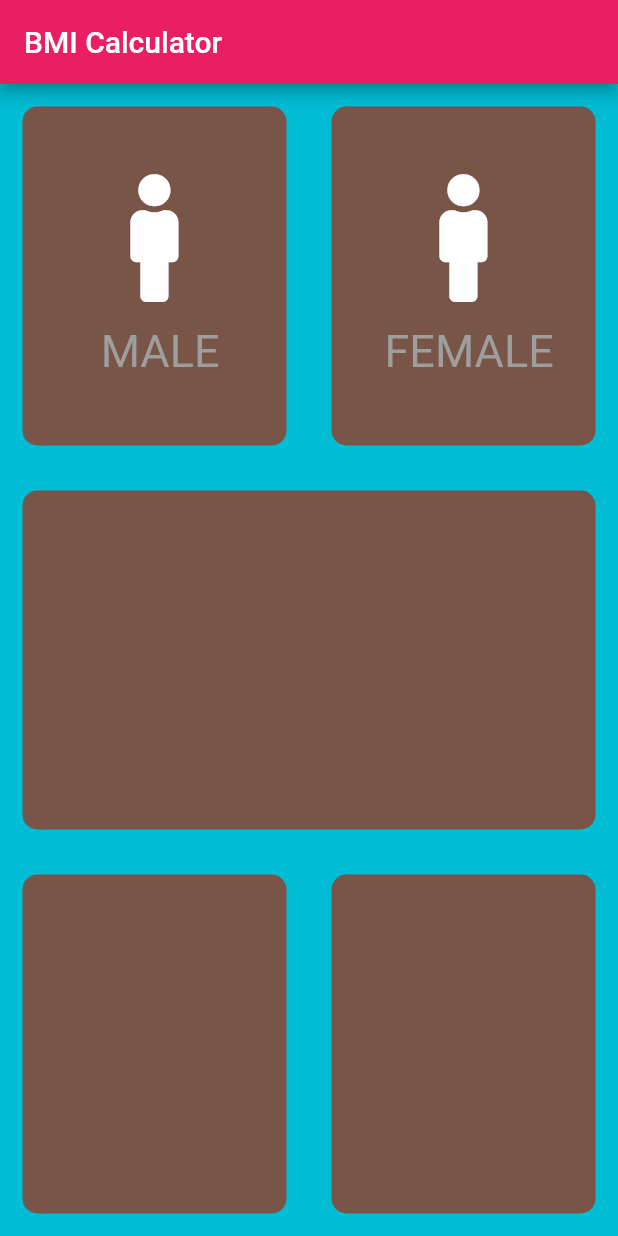
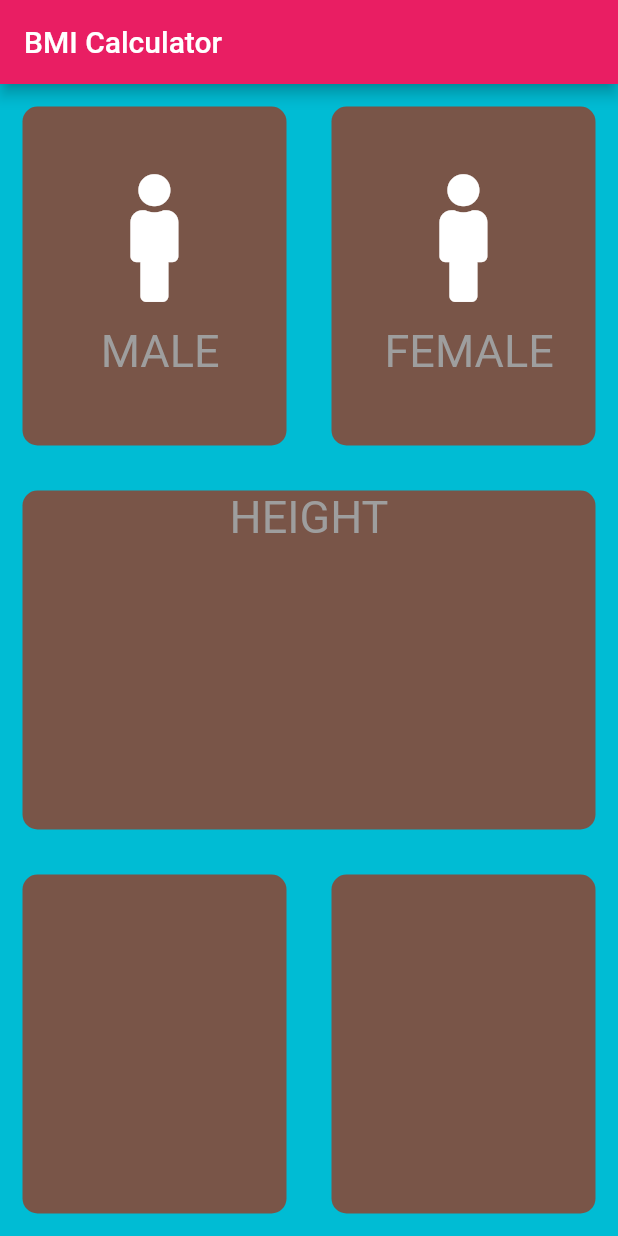
Before and after one commit to MuhammadAlikhichi/bmi_calculator, a Flutter app: the screen it shows after launch, on a phone screen of 412 x 824 dp. Run offline on Flutter 3.47's test engine with Material 2 defaults, Android fonts, the phone set to English and light mode, and no system bars; our stand-ins replace font_awesome_flutter.

Commit message:
create separate for constants || Lecture

```diff
--- a/lib/Repeattexticon.dart
+++ b/lib/Repeattexticon.dart
@@ -1,4 +1,6 @@
+import 'package:bmi_calculator/constentfile.dart';
 import 'package:flutter/material.dart';
+import 'constentfile.dart';
 class Repeartexticoncode extends StatelessWidget {
   Repeartexticoncode({@required this.iconData,this.Label});
   final IconData iconData;
@@ -16,10 +18,7 @@ class Repeartexticoncode extends StatelessWidget {
         ),
         SizedBox(height: 15.0),
         Text(Label,
-          style: TextStyle(
-            fontSize: 30.0,
-            color: Colors.grey,
-          ),
+          style: kLabelstyle,
         )
       ],
     );
--- /dev/null
+++ b/lib/constentfile.dart
@@ -0,0 +1,7 @@
+import 'package:flutter/material.dart';
+const activeColor = Colors.grey;
+const deActiveColor = Colors.brown;
+const kLabelstyle=TextStyle(
+fontSize: 30.0,
+color: Colors.grey,
+);
--- a/lib/inputpage.dart
+++ b/lib/inputpage.dart
@@ -3,8 +3,7 @@ import 'package:flutter/material.dart';
 import 'package:font_awesome_flutter/font_awesome_flutter.dart';
 import 'RepeatContainer.dart';
 import 'Repeattexticon.dart';
-const activeColor = Colors.grey;
-const deActiveColor = Colors.brown;
+import 'constentfile.dart';
 enum Gender{
   male,
   female,
@@ -38,6 +37,7 @@ class _InputPageState extends State<InputPage> {
         title: Text("BMI Calculator"),
       ),
       body: Column(
+        crossAxisAlignment:CrossAxisAlignment.stretch,
         children: [
           Expanded(child: Row(
             children: [
@@ -76,7 +76,14 @@ class _InputPageState extends State<InputPage> {
               ),
             ],
           )),
-          Expanded(child: RepeatContainerCode(colors: Colors.brown,),
+          Expanded(child: RepeatContainerCode(
+            colors: Colors.brown,
+            cardwidge: Column(
+              children: [
+                Text('HEIGHT',style: kLabelstyle,),
+              ],
+            ),
+          ),
           ),
           Expanded(child: Row(
             children: [
```
